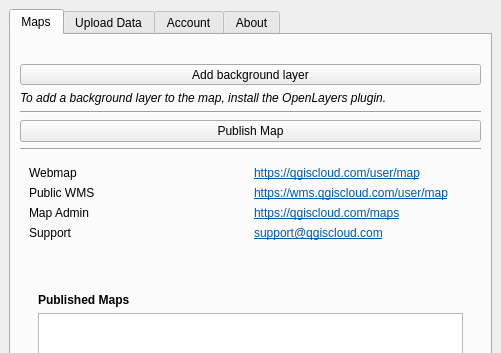
First picture: the form in qgiscloud/qgiscloudplugin.ui, repository qgiscloud/qgis-cloud-plugin, before the edit; both pictures show x 0 to 501 and y 0 to 353 of the 501 by 703 pixel window.
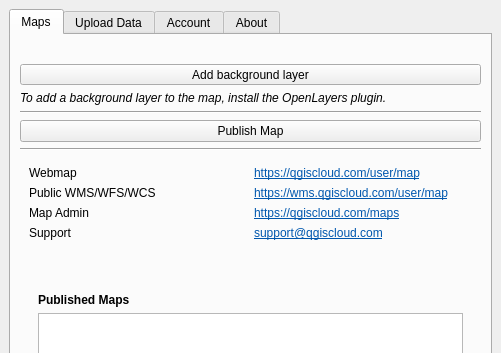
Second picture: the form after the edit. The open tabs and pages were chosen to show the change. Icons and pictures are not drawn. Custom widgets are drawn as their Qt base class.

Commit message: Texte angepasst

Diff of the .ui file:
```diff
--- a/qgiscloud/qgiscloudplugin.ui
+++ b/qgiscloud/qgiscloudplugin.ui
@@ -103,7 +103,7 @@
            <item row="1" column="0">
             <widget class="QLabel" name="label">
              <property name="text">
-              <string>Public WMS</string>
+              <string>Public WMS/WFS/WCS</string>
              </property>
             </widget>
            </item>
```
